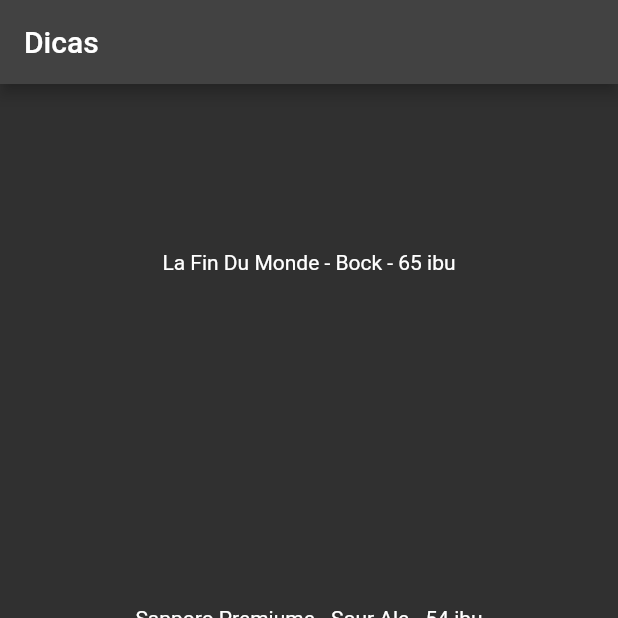
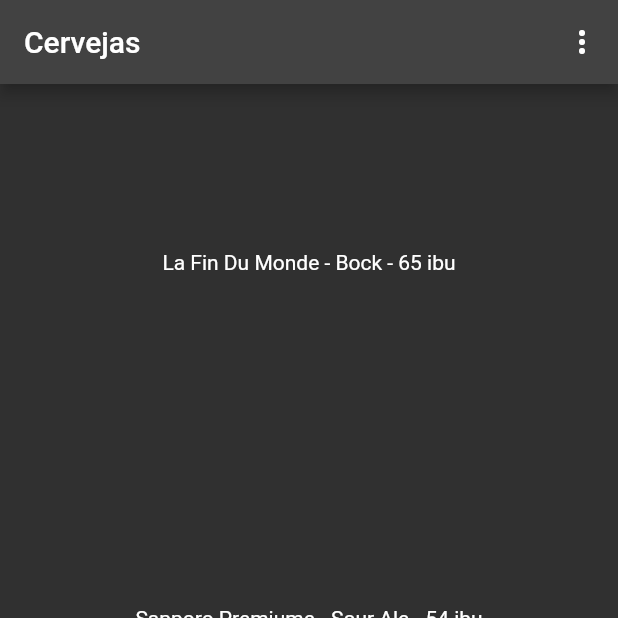
Before and after one commit to tallysdev/learning-Dart, a Flutter app: the screen it shows after launch, on a phone screen of 412 x 824 dp, the top half of it. Run offline on Flutter 3.47's test engine with Material 2 defaults, Android fonts, the phone set to English and light mode, and no system bars.

Commit message:
:sparkles:feat: Adding PopUpMenuBottom

```diff
--- a/receita3/lib/main.dart
+++ b/receita3/lib/main.dart
@@ -13,9 +13,7 @@ class MyApp extends StatelessWidget {
         theme: ThemeData.dark(),
         debugShowCheckedModeBanner: false,
         home: Scaffold(
-          appBar: AppBar(
-            title: const Text("Dicas"),
-          ),
+          appBar: const NewAppBar(),
           body: DataBodyWidget(objects: const [
             "La Fin Du Monde - Bock - 65 ibu",
             "Sapporo Premiume - Sour Ale - 54 ibu",
@@ -28,6 +26,53 @@ class MyApp extends StatelessWidget {
           ]),
         ));
   }
+}
+
+class NewAppBar extends StatelessWidget implements PreferredSizeWidget {
+  const NewAppBar({super.key});
+
+  @override
+  Widget build(BuildContext context) {
+    return AppBar(
+      title: const Text("Cervejas"),
+      actions: [
+          PopupMenuButton(
+          // add icon, by default "3 dot" icon
+          // icon: Icon(Icons.book)
+          itemBuilder: (context){
+            return [
+                  const PopupMenuItem<int>(
+                      value: 0,
+                      child: Icon(Icons.home),
+                  ),
+
+                  const PopupMenuItem<int>(
+                      value: 1,
+                      child: Icon(Icons.update),
+                  ),
+
+                  const PopupMenuItem<int>(
+                      value: 2,
+                      child: Icon(Icons.exit_to_app),
+                  ),
+              ];
+          },
+          onSelected:(value){
+            if(value == 0){
+                print("My account menu is selected.");
+            }else if(value == 1){
+                print("Settings menu is selected.");
+            }else if(value == 2){
+                print("Logout menu is selected.");
+            }
+          }
+        ),
+      ],
+    );
+  }
+
+  @override
+  Size get preferredSize => const Size.fromHeight(kToolbarHeight);
 }
 
 class NewNavBar extends StatelessWidget {
```
